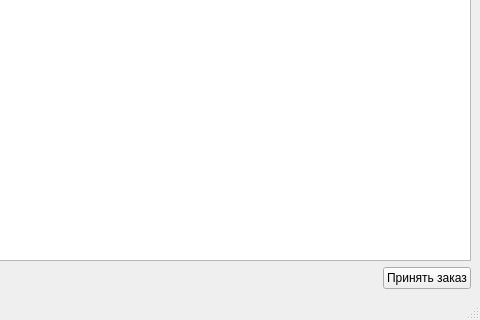
detf0r/MDKP, file masterwindow.ui: the form before one commit; both pictures show x 400 to 880 and y 205 to 525 of the 880 by 525 pixel window.
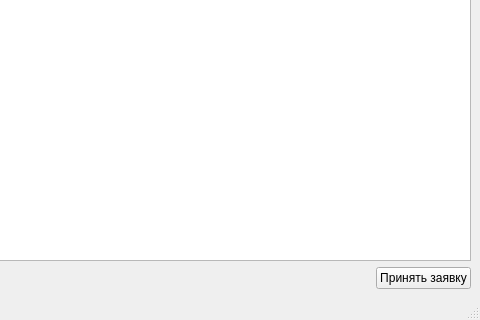
The form after the commit.

```diff
--- a/masterwindow.ui
+++ b/masterwindow.ui
@@ -38,7 +38,7 @@
         <item>
          <widget class="QPushButton" name="pushButton">
           <property name="text">
-           <string>Принять заказ</string>
+           <string>Принять заявку</string>
           </property>
          </widget>
         </item>
```
